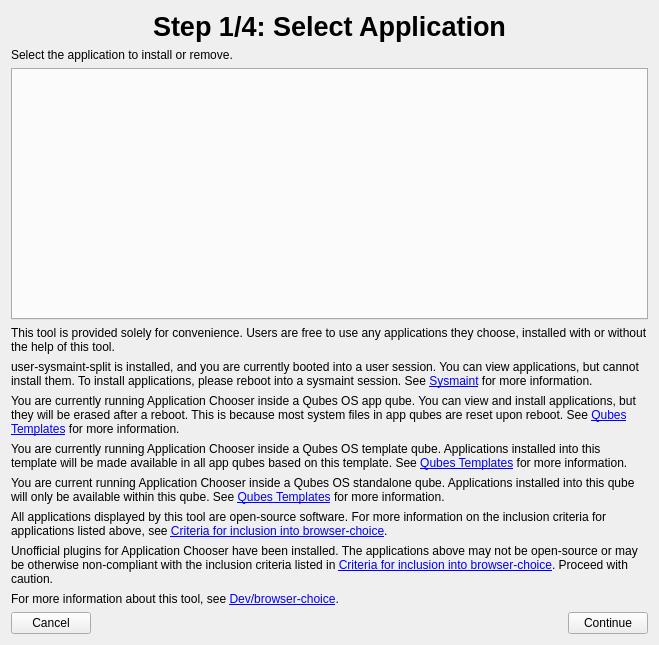
Kicksecure/browser-choice, file ui/selectapplicationpage.ui: the form before one commit.
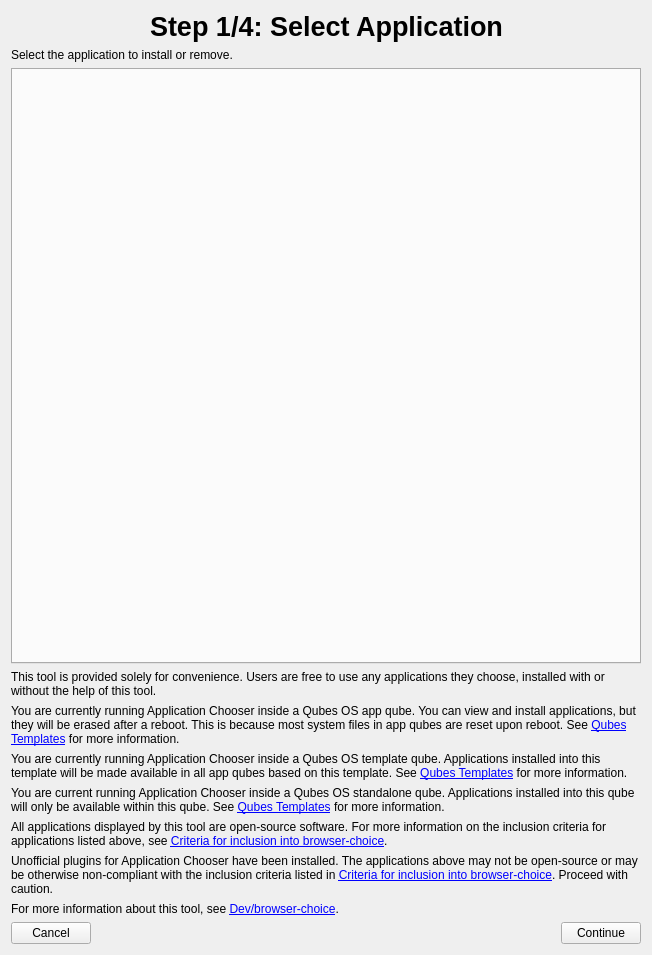
The form after the commit. Icons and pictures are not drawn.

What changed in the file:
```diff
--- a/ui/selectapplicationpage.ui
+++ b/ui/selectapplicationpage.ui
@@ -6,8 +6,8 @@
    <rect>
     <x>0</x>
     <y>0</y>
-    <width>659</width>
-    <height>645</height>
+    <width>652</width>
+    <height>955</height>
    </rect>
   </property>
   <property name="windowTitle">
@@ -90,16 +90,6 @@
      </property>
     </widget>
    </item>
-   <item>
-    <widget class="QLabel" name="sysmaintWarningLabel">
-     <property name="text">
-      <string>user-sysmaint-split is installed, and you are currently booted into a user session. You can view applications, but cannot install them. To install applications, please reboot into a sysmaint session. See &lt;a href=&quot;https://www.kicksecure.com/wiki/Sysmaint&quot;&gt;Sysmaint&lt;/a&gt; for more information.</string>
-     </property>
-     <property name="wordWrap">
-      <bool>true</bool>
-     </property>
-    </widget>
-   </item>
    <item>
     <widget class="QLabel" name="appvmNoticeLabel">
      <property name="text">
```
Left out of the diff: 18 changed lines with no effect on the pictures.
